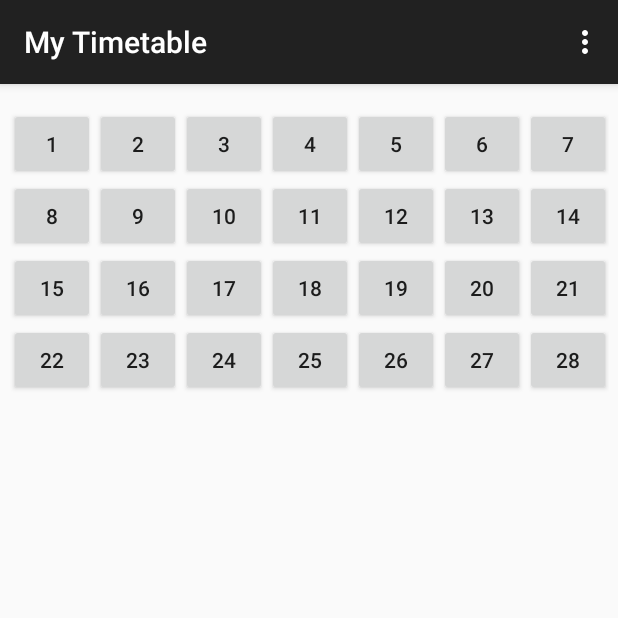
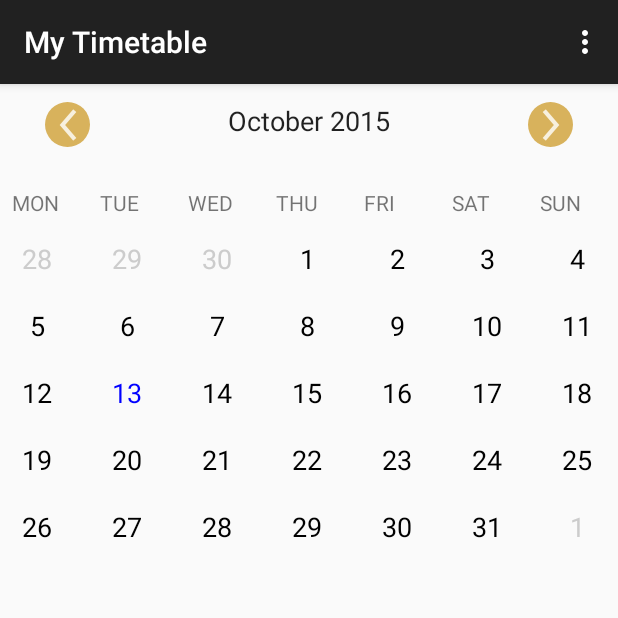
Before and after one commit to jaenudin86/Attendance, an Android app: the screen it shows after launch (MyTimetable), after a tap on "My time-table", on a phone screen of 412 x 824 dp, the top half of it. Run offline under Robolectric (Android 15) with nearby library versions, the phone set to English and light mode, and no system bars.

Commit message:
calendar working

```diff
--- a/Attendance/app/src/main/java/Helper/Helper.java
+++ b/Attendance/app/src/main/java/Helper/Helper.java
@@ -2,6 +2,8 @@ package Helper;
 
 import android.content.Context;
 import android.content.SharedPreferences;
+import android.nfc.Tag;
+import android.util.Log;
 
 
 import java.text.DateFormat;
@@ -17,6 +19,36 @@ import att.attendanceapp.R;
 public class Helper
 {
     static String sharedPrefFileName="userInfo";
+    static String TAG="ATTENDANCE HELPER";
+    public static String convertDateToFormat(String date,String format)
+    {
+
+        Date dt=null;
+        SimpleDateFormat sdf=null;
+        try
+        {
+            sdf = new SimpleDateFormat(format, Locale.US);
+            dt=new Date(date);
+        }
+        catch (Exception ex){
+            Log.e(TAG,ex.getMessage());
+        }
+        return sdf.format(dt);
+    }
+    public static String convertDateToFormat(Date date,String format)
+    {
+
+        SimpleDateFormat sdf=null;
+        try
+        {
+            sdf = new SimpleDateFormat(format, Locale.US);
+
+        }
+        catch (Exception ex){
+            Log.e(TAG,ex.getMessage());
+        }
+        return sdf.format(date);
+    }
     public static String convertDate(String date)
     {
         String formattedDate="";
--- /dev/null
+++ b/Attendance/app/src/main/java/att/attendanceapp/CalendarAdapter.java
@@ -0,0 +1,194 @@
+package att.attendanceapp;
+
+import android.content.Context;
+import android.graphics.Color;
+import android.graphics.Typeface;
+import android.util.Log;
+import android.view.LayoutInflater;
+import android.view.View;
+import android.view.ViewGroup;
+import android.widget.BaseAdapter;
+import android.widget.Button;
+import android.widget.TextView;
+
+import java.util.ArrayList;
+import java.util.Calendar;
+import java.util.Date;
+import java.util.GregorianCalendar;
+
+/**
+ * Created by rujoota on 12-10-2015.
+ */
+public class CalendarAdapter extends BaseAdapter
+{
+    Context context;
+    int month,year;
+    private final int[] daysOfMonth = {31, 28, 31, 30, 31, 30, 31, 31, 30, 31, 30, 31};
+    private final String[] months = {"January", "February", "March", "April", "May", "June", "July", "August", "September", "October", "November", "December"};
+    private final String[] weekdays = new String[]{"Sun", "Mon", "Tue", "Wed", "Thu", "Fri", "Sat"};
+    ArrayList<String> list = new ArrayList<String>();
+    private static final int DAY_OFFSET = 1;
+    private int prevMonthDays;
+    private int currentDayOfMonth,currentWeekDay;
+    private TextView gridcell;
+    public CalendarAdapter(Context context,int month,int year)
+    {
+        //super();
+        this.context=context;
+        this.month=month;
+        this.year = year;
+        Calendar calendar = Calendar.getInstance();
+        currentDayOfMonth=calendar.get(Calendar.DAY_OF_MONTH);
+        currentWeekDay = calendar.get(Calendar.DAY_OF_WEEK);
+        // Print Month
+
+        printMonth(month, year);
+    }
+
+    int daysInMonth;
+    private void printMonth(int mm, int yy)
+    {
+        // The number of days to leave blank at
+        // the start of this month.
+        int trailingSpaces = 0;
+        int leadSpaces = 0;
+        int daysInPrevMonth = 0;
+        int prevMonth = 0;
+        int prevYear = 0;
+        int nextMonth = 0;
+        int nextYear = 0;
+
+        int currentMonth = mm - 1;
+        daysInMonth = daysOfMonth[currentMonth];
+        // Gregorian Calendar : MINUS 1, set to FIRST OF MONTH
+        GregorianCalendar cal = new GregorianCalendar(yy, currentMonth, 1);
+
+
+        if (currentMonth == 11)//december
+        {
+            prevMonth = currentMonth - 1;
+            nextMonth = 0;
+            prevYear = yy;
+            nextYear = yy + 1;
+        }
+        else if (currentMonth == 0)//january
+        {
+            prevMonth = 11;
+            prevYear = yy - 1;
+            nextYear = yy;
+
+            nextMonth = 1;
+        }
+        else
+        {
+            prevMonth = currentMonth - 1;
+            nextMonth = currentMonth + 1;
+            nextYear = yy;
+            prevYear = yy;
+        }
+
+        // Compute how much to leave before before the first day of the month.
+        // this returns 1 for Sunday.
+        int currentWeekDay = cal.get(Calendar.DAY_OF_WEEK);
+        if(currentWeekDay==1)
+            currentWeekDay=7;
+        else
+            currentWeekDay=currentWeekDay-1;
+        trailingSpaces = currentWeekDay;
+        boolean isLeapYear=cal.isLeapYear(cal.get(Calendar.YEAR));
+        if(!isLeapYear)
+        {
+            daysOfMonth[1]=28;
+        }
+        else
+        {
+            if(currentMonth==1) // if displaying for feb
+                daysInMonth=29;
+            daysOfMonth[1]=29;
+        }
+        daysInPrevMonth = daysOfMonth[prevMonth];
+
+        // Trailing Month days
+        for (int i = 0; i < trailingSpaces-1; i++)
+        {
+            list.add(String.valueOf((daysInPrevMonth - trailingSpaces+2 + i) + "-GREY" + "-" + months[prevMonth] + "-" + prevYear));
+        }
+
+        // Current Month Days
+        for (int i = 1; i <= daysInMonth; i++)
+        {
+            if (i == currentDayOfMonth)
+            {
+                list.add(String.valueOf(i) + "-BLUE" + "-" + months[currentMonth] + "-" + yy);
+            }
+            else
+            {
+                list.add(String.valueOf(i) + "-WHITE" + "-" + months[currentMonth] + "-" + yy);
+            }
+        }
+
+        // Leading Month days
+        for (int i = 0; i < list.size() % 7; i++)
+        {
+            list.add(String.valueOf(i + 1) + "-GREY" + "-" + months[nextMonth] + "-" + nextYear);
+        }
+    }
+
+    @Override
+    public int getCount()
+    {
+        return list.size();
+    }
+
+    @Override
+    public Object getItem(int position)
+    {
+        return list.get(position);
+    }
+
+    @Override
+    public long getItemId(int position)
+    {
+        return position;
+    }
+
+    @Override
+    public View getView(int position, View view, ViewGroup parent)
+    {
+        View row = view;
+        if (row == null)
+        {
+            LayoutInflater inflater = (LayoutInflater) context.getSystemService(Context.LAYOUT_INFLATER_SERVICE);
+            row = inflater.inflate(R.layout.calendar_days_grid, parent, false);
+        }
+
+
+        // ACCOUNT FOR SPACING
+
+
+        String[] day_color = list.get(position).split("-");
+        String theday = day_color[0];
+        String themonth = day_color[2];
+        String theyear = day_color[3];
+
+        gridcell= (TextView) row.findViewById(R.id.btnCalendarDay);
+        // Set the Day GridCell
+        gridcell.setText(theday);
+        gridcell.setTag(theday + "-" + themonth + "-" + theyear);
+
+
+        if(day_color[1].equals("GREY"))
+        {
+            gridcell.setTextColor(Color.LTGRAY);
+        }
+        if (day_color[1].equals("WHITE"))
+        {
+            gridcell.setTextColor(Color.BLACK);
+        }
+        if (day_color[1].equals("BLUE"))
+        {
+            gridcell.setTextColor(Color.BLUE);
+        }
+        return row;
+    }
+}
--- a/Attendance/app/src/main/java/att/attendanceapp/MyTimetable.java
+++ b/Attendance/app/src/main/java/att/attendanceapp/MyTimetable.java
@@ -1,43 +1,123 @@
 package att.attendanceapp;
 
+import android.hardware.Camera;
 import android.support.v7.app.AppCompatActivity;
 import android.os.Bundle;
+import android.text.format.DateFormat;
+import android.util.Log;
 import android.view.Menu;
 import android.view.MenuItem;
+import android.view.View;
+import android.widget.ArrayAdapter;
 import android.widget.Button;
+import android.widget.GridView;
+import android.widget.ImageButton;
+import android.widget.ImageView;
+import android.widget.LinearLayout;
 import android.widget.TableLayout;
 import android.widget.TableRow;
+import android.widget.TextView;
+import android.widget.Toast;
+
+import java.text.SimpleDateFormat;
+import java.util.ArrayList;
+import java.util.Calendar;
+import java.util.Date;
+import java.util.Locale;
+
+import Helper.Helper;
 
 public class MyTimetable extends ActivityBaseClass
 {
     TableLayout tbl;
+    private LinearLayout header;
+    private ImageView btnPrev;
+    private ImageView btnNext;
+    private TextView txtDate;
+    private GridView calendarView, calendarDaysHeader;
+    private CalendarAdapter adapter;
+    Calendar calendar;
+    int month,year;
+    TextView currentMonth;
+    private static final String dateTemplate = "MMMM yyyy";
+    private final DateFormat dateFormatter = new DateFormat();
+    String daysOfWeek[]={"MON","TUE","WED","THU","FRI","SAT","SUN"};
     @Override
     protected void onCreate(Bundle savedInstanceState)
     {
         super.onCreate(savedInstanceState);
         setContentView(R.layout.activity_my_timetable);
-        tbl=(TableLayout)findViewById(R.id.tblMyTimeTable);
-        setupTableView();
+
+        btnPrev=(ImageButton)findViewById(R.id.ibtnCalendarPrev);
+        btnNext=(ImageButton)findViewById(R.id.ibtnCalendarNext);
+        currentMonth=(TextView)findViewById(R.id.tvCurrentMonthDisplay);
+        calendarView = (GridView) this.findViewById(R.id.calendarDaysGrid);
+        calendarDaysHeader = (GridView) this.findViewById(R.id.calendarDaysHeaderGrid);
+        setupHeader();
+        setupCalendar();
 
     }
-    String months[]={"Jan","Feb","Mar","Apr","May","Jun","Jul","Aug","Sep","Aug","Sep","Oct","Nov","Dec"};
-    int days[]={31,28,31,30,31,30,31,30,31,30,31};
-    void setupTableView()
+    public void prevMonthClicked(View view)
     {
-        int i=0,rowCount=0;
-        TableRow row = new TableRow(this);
-            for (int j = 1; j <= days[i]; j++)
-            {
-                Button btn = new Button(this);
-                btn.setText(String.valueOf(j));
-                row.addView(btn);
+        if (month <= 1)
+        {
+            month = 12;
+            year--;
+        }
+        else
+        {
+            month--;
+        }
+        setGridCellAdapterToDate(month, year);
+    }
+    public void nextMonthClicked(View view)
+    {
+        if (month > 11)
+        {
+            month = 1;
+            year++;
+        }
+        else
+        {
+            month++;
+        }
 
-                if(j%7==0)
-                {
-                    tbl.addView(row);
-                    row = new TableRow(this);
-                    rowCount++;
-                }
-            }
+        setGridCellAdapterToDate(month, year);
+    }
+    private void setGridCellAdapterToDate(int month, int year)
+    {
+        adapter = new CalendarAdapter(this, month, year);
+        calendar.set(year, month - 1, calendar.get(Calendar.DAY_OF_MONTH));
+        adapter.notifyDataSetChanged();
+        currentMonth.setText(Helper.convertDateToFormat(calendar.getTime(), dateTemplate));
+        calendarView.setAdapter(adapter);
+    }
+    void setupHeader()
+    {
+        //ArrayAdapter<String> arrayAdapter = new ArrayAdapter<String>(this, android.R.layout.simple_list_item_1, daysOfWeek);
+        ArrayAdapter<String> arrayAdapter = new ArrayAdapter<String>(this,R.layout.week_adapter,daysOfWeek);
+        calendarDaysHeader.setAdapter(arrayAdapter);
+    }
+    void setupCalendar()
+    {
+        try
+        {
+            calendar = Calendar.getInstance(Locale.getDefault());
+            month = calendar.get(Calendar.MONTH) + 1;
+            year = calendar.get(Calendar.YEAR);
+
+            String formattedDate = Helper.convertDateToFormat(calendar.getTime(), dateTemplate);
+            currentMonth.setText(formattedDate);
+
+            // Initialised
+            adapter = new CalendarAdapter(this, month, year);
+            adapter.notifyDataSetChanged();
+            calendarView.setAdapter(adapter);
+
+        }
+        catch (Exception ex)
+        {
+            Toast.makeText(this,ex.toString(),Toast.LENGTH_LONG).show();
+        }
     }
 }
--- a/Attendance/app/src/main/res/layout/activity_my_timetable.xml
+++ b/Attendance/app/src/main/res/layout/activity_my_timetable.xml
@@ -1,21 +1,64 @@
-<RelativeLayout xmlns:android="http://schemas.android.com/apk/res/android"
-                xmlns:tools="http://schemas.android.com/tools"
-                android:layout_width="match_parent"
-                android:layout_height="match_parent"
-                android:paddingLeft="6dp"
-                android:paddingRight="6dp"
-                android:paddingTop="@dimen/activity_vertical_margin"
-                android:paddingBottom="@dimen/activity_vertical_margin"
-                tools:context="att.attendanceapp.MyTimetable">
+<LinearLayout
+    xmlns:android="http://schemas.android.com/apk/res/android"
+    android:orientation="vertical"
+    android:layout_width="match_parent"
+    android:layout_height="match_parent"
+    >
 
-    <TableLayout
-        xmlns:android="http://schemas.android.com/apk/res/android"
-        android:id="@+id/tblMyTimeTable"
+    <!-- date toolbar -->
+    <RelativeLayout
         android:layout_width="match_parent"
-        android:layout_height="match_parent"
-        android:shrinkColumns="*"
-        android:stretchColumns="*">
-        </TableLayout>
+        android:layout_height="wrap_content"
+        android:paddingTop="12dp"
+        android:paddingBottom="12dp"
+        android:paddingLeft="30dp"
+        android:paddingRight="30dp">
 
 
-</RelativeLayout>
+        <ImageButton
+            android:id="@+id/ibtnCalendarPrev"
+            android:layout_width="30dp"
+            android:layout_height="30dp"
+            android:layout_alignParentLeft="true" android:background="@drawable/floating_action_button"
+            android:src="@drawable/icon_prev" android:onClick="prevMonthClicked"/>
+
+
+        <TextView
+            android:id="@+id/tvCurrentMonthDisplay"
+            android:layout_width="wrap_content"
+            android:layout_height="wrap_content"
+            android:layout_centerHorizontal="true"
+            android:textAppearance="@android:style/TextAppearance.Medium"
+            android:text="current month, year" />
+
+
+        <ImageButton
+            android:id="@+id/ibtnCalendarNext"
+            android:layout_width="30dp"
+            android:layout_height="30dp"
+            android:layout_alignParentRight="true"
+
+            android:src="@drawable/icon_next" android:onClick="nextMonthClicked" android:background="@drawable/floating_action_button"/>
+    </RelativeLayout>
+
+    <GridView
+        android:id="@+id/calendarDaysHeaderGrid"
+        android:numColumns="7"
+        android:layout_width="fill_parent"
+        android:layout_height="wrap_content">
+    </GridView>
+
+    <!-- days view -->
+    <GridView
+        android:id="@+id/calendarDaysGrid"
+        android:numColumns="7"
+        android:layout_width="fill_parent"
+        android:layout_height="wrap_content" android:gravity="center"
+        android:horizontalSpacing="10dp"
+        android:verticalSpacing="20dp" android:stretchMode="columnWidth"
+        >
+    </GridView>
+
+
+
+</LinearLayout>
--- /dev/null
+++ b/Attendance/app/src/main/res/layout/calendar_days_grid.xml
@@ -0,0 +1,12 @@
+<?xml version="1.0" encoding="utf-8"?>
+<RelativeLayout xmlns:android="http://schemas.android.com/apk/res/android"
+                android:layout_width="match_parent"
+                android:layout_height="match_parent"  android:gravity="center">
+    <TextView
+        android:id="@+id/btnCalendarDay" android:textColor="#000000"
+        android:text="text"
+        android:textAppearance="?android:attr/textAppearanceMedium"
+        android:layout_width="wrap_content"
+        android:layout_height="wrap_content">
+    </TextView>
+</RelativeLayout>
--- /dev/null
+++ b/Attendance/app/src/main/res/layout/week_adapter.xml
@@ -0,0 +1,14 @@
+<?xml version="1.0" encoding="utf-8"?>
+
+    <TextView xmlns:android="http://schemas.android.com/apk/res/android"
+        android:layout_width="wrap_content"
+        android:layout_height="wrap_content"
+        android:text="New Text"
+              android:paddingRight="7dp"
+              android:paddingLeft="8dp"
+              android:paddingTop="15dp"
+              android:paddingBottom="15dp"
+        android:id="@+id/tvWeek"
+        android:layout_alignParentTop="true"
+        android:layout_alignParentLeft="true"
+        android:layout_alignParentStart="true"/>
--- /dev/null
+++ b/Attendance/app/src/main/res/menu/menu_test_grid.xml
@@ -0,0 +1,9 @@
+<menu xmlns:android="http://schemas.android.com/apk/res/android"
+      xmlns:app="http://schemas.android.com/apk/res-auto"
+      xmlns:tools="http://schemas.android.com/tools"
+      tools:context="att.attendanceapp.TestGrid">
+    <item android:id="@+id/action_settings"
+          android:title="@string/action_settings"
+          android:orderInCategory="100"
+          app:showAsAction="never"/>
+</menu>
--- a/Attendance/app/src/main/res/values/dimens.xml
+++ b/Attendance/app/src/main/res/values/dimens.xml
@@ -4,4 +4,5 @@
     <dimen name="activity_vertical_margin">16dp</dimen>
     <dimen name="listview_padding">10dp</dimen>
     <dimen name="adapter_padding">12dp</dimen>
+    <dimen name="days_margin">15dp</dimen>
 </resources>
--- a/Attendance/app/src/main/res/values/strings.xml
+++ b/Attendance/app/src/main/res/values/strings.xml
@@ -40,4 +40,5 @@
     <string name="title_activity_add_holiday">Add Holiday</string>
     <string name="title_activity_edit_holiday">Edit Holiday</string>
     <string name="title_activity_my_timetable">My Timetable</string>
+    <string name="title_activity_test_grid">TestGrid</string>
 </resources>
--- a/Attendance/app/src/main/res/values/styles.xml
+++ b/Attendance/app/src/main/res/values/styles.xml
@@ -11,4 +11,8 @@
     </style>
     <color name="mainColor">#D8B25C</color>
     <color name="transparent">#00000000</color>
+    <color name="summer">#44eebd82</color>
+    <color name="fall">#44d8d27e</color>
+    <color name="winter">#44a1c1da</color>
+    <color name="spring">#448da64b</color>
 </resources>
```
Also changed, not shown: Attendance/app/src/main/res/drawable-hdpi/icon_next.png (added), Attendance/app/src/main/res/drawable-hdpi/icon_prev.png (added), Attendance/app/src/main/res/drawable-mdpi/icon_next.png (added), Attendance/app/src/main/res/drawable-mdpi/icon_prev.png (added), Attendance/app/src/main/res/drawable-xhdpi/icon_next.png (added), Attendance/app/src/main/res/drawable-xhdpi/icon_prev.png (added), Attendance/app/src/main/res/drawable-xxhdpi/icon_next.png (added), Attendance/app/src/main/res/drawable-xxhdpi/icon_prev.png (added).
